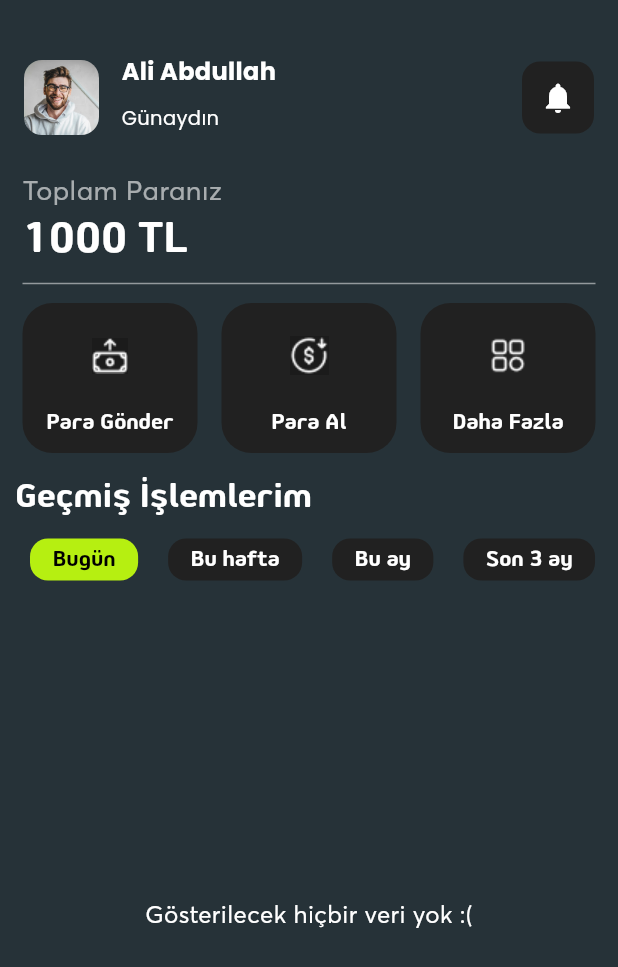
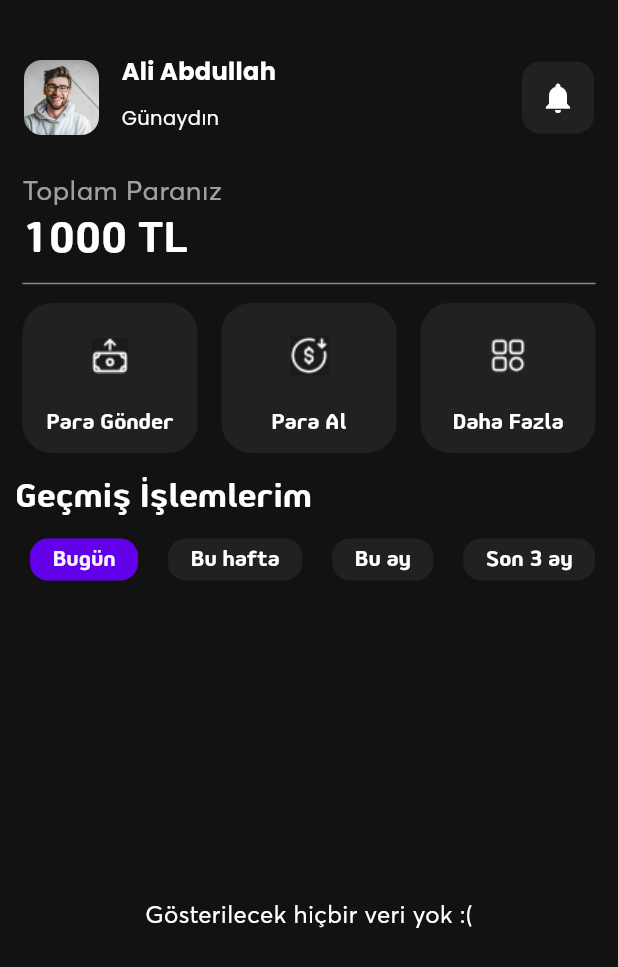
Before and after one commit to applusinc/apay, a Flutter app: the HomePage screen opened directly, on a phone screen of 412 x 824 dp. Shown: the top 967 px of the screen. Run offline on Flutter 3.47's test engine with Material 3 defaults, Android fonts, the phone set to English and light mode, and no system bars; our stand-ins replace rive.

Commit message:
Drawer Update

```diff
--- a/lib/components/animated_bar.dart
+++ b/lib/components/animated_bar.dart
@@ -1,3 +1,4 @@
+import 'package:apay/constants.dart';
 import 'package:flutter/material.dart';
 
 class AnimatedBar extends StatelessWidget {
@@ -16,7 +17,7 @@ class AnimatedBar extends StatelessWidget {
       height: isActivate ? 4 : 0,
       width: 20,
       decoration: BoxDecoration(
-          color: Colors.blue.shade300,
+          color: AppConst.primaryColor,
           borderRadius: BorderRadius.all(Radius.circular(12))),
     );
   }
--- a/lib/constants.dart
+++ b/lib/constants.dart
@@ -1,6 +1,36 @@
+import 'package:flutter/material.dart';
+
 class AppConst {
-  static String backgroundColor = "263238";
-  static String primaryColor = "B6EF11";
+  // static String backgroundColor = "263238";
+  // static String primaryColor = "B6EF11";
   static String splashTextColor = "FFFFFF";
   static int splashAnimDuration = 500;
+
+  static Color transFilterItemTextEnable = Colors.grey.shade100;
+  static Color itemColor = Colors.grey.shade900;
+    static Color avatarBackground = Colors.white24;
+      static Color avatar = Colors.white;
+
+
+  static const Color transFilterItemTextDisable = Colors.white;
+  static const Color bottomLayoutColor = Colors.black54;
+  static const Color primaryColor = Color(0xFF6200EA); // Primary color
+  static const Color onPrimaryColor =
+      Colors.white; // Text and icons on primary color
+
+  static const Color secondaryColor = Color(0xFF03DAC6); // Secondary color
+  static const Color onSecondaryColor =
+      Colors.black; // Text and icons on secondary color
+
+  static const Color errorColor = Colors.red; // Error color
+  static const Color onErrorColor =
+      Colors.white; // Text and icons on error color
+
+  static const Color backgroundColor = Color(0xFF121212); // Background color
+  static const Color onBackgroundColor =
+      Colors.white; // Text and icons on background color
+
+  static const Color surfaceColor =
+      Color(0xFF1E1E1E); // Surface color (cards, dialogs, etc.)
+  static const Color onSurfaceColor = Colors.white;
 }
--- a/lib/widgets/home_page.dart
+++ b/lib/widgets/home_page.dart
@@ -1,14 +1,13 @@
-// ignore_for_file: public_member_api_docs, sort_constructors_first
+// ignore_for_file: public_member_api_docs, sort_constructors_first, unused_import
 import 'package:apay/models/transaction_item.dart';
 import 'package:flutter/material.dart';
 import 'package:flutter/services.dart';
-import 'package:google_fonts/google_fonts.dart';
 
 import 'package:apay/classes/hex_color.dart';
 import 'package:apay/constants.dart';
 
 class HomePage extends StatefulWidget {
-  HomePage({super.key});
+  const HomePage({super.key});
 
   @override
   State<HomePage> createState() => _HomePageState();
@@ -33,7 +32,7 @@ class _HomePageState extends State<HomePage> {
       isLoading = true;
     });
 
-    Future.delayed(Duration(seconds: 2), () {
+    Future.delayed(const Duration(seconds: 2), () {
       setState(() {
         secilenItem = selectedItem;
         isLoading = false;
@@ -63,7 +62,7 @@ class _HomePageState extends State<HomePage> {
     List<TransactionItem> getFilteredHistory() {
       DateTime now = DateTime.now();
  DateTime todayStart = DateTime(now.year, now.month, now.day);
-  DateTime todayEnd = todayStart.add(Duration(days: 1));
+  DateTime todayEnd = todayStart.add(const Duration(days: 1));
       switch (secilenItem) {
         case 0: // Bugün (Today)
             return history.where((item) {
@@ -73,7 +72,7 @@ class _HomePageState extends State<HomePage> {
         case 1: // Bu hafta (This week)
           DateTime startOfWeek =
               now.subtract(Duration(days: now.weekday - 1)); // Monday
-          DateTime endOfWeek = startOfWeek.add(Duration(days: 7));
+          DateTime endOfWeek = startOfWeek.add(const Duration(days: 7));
 
           return history.where((item) {
             DateTime itemDate = _parseDate(item.date);
@@ -102,8 +101,8 @@ class _HomePageState extends State<HomePage> {
       }
     }
 
-    SystemChrome.setSystemUIOverlayStyle(SystemUiOverlayStyle(
-        statusBarColor: HexColor(AppConst.backgroundColor),
+    SystemChrome.setSystemUIOverlayStyle(const SystemUiOverlayStyle(
+        statusBarColor: AppConst.backgroundColor,
         statusBarIconBrightness: Brightness.light));
     return Scaffold(
       resizeToAvoidBottomInset: false,
@@ -114,64 +113,66 @@ class _HomePageState extends State<HomePage> {
             crossAxisAlignment: CrossAxisAlignment.start,
             children: [
               Container(
-                margin: EdgeInsets.only(top: 15),
+                margin: const EdgeInsets.only(top: 15),
                 decoration:
-                    BoxDecoration(color: HexColor(AppConst.backgroundColor)),
+                    const BoxDecoration(color: AppConst.backgroundColor),
                 child: SizedBox(
                   height: 100,
                   width: MediaQuery.of(context).size.width,
                   child: Padding(
-                    padding: EdgeInsets.all(16),
+                    padding: const EdgeInsets.all(16),
                     child: Row(
                       children: [
+
+
                         Container(
                           width: 50,
                           height: 50,
                           alignment: Alignment.center,
                           decoration: BoxDecoration(
                               borderRadius: BorderRadius.circular(12),
-                              image: DecorationImage(
+                              image: const DecorationImage(
                                   image: AssetImage(
                                       "assets/temp/home_profile.png"),
                                   fit: BoxFit.cover)),
                         ),
                         Container(
-                          margin: EdgeInsets.only(left: 15),
+                          margin: const EdgeInsets.only(left: 15),
                           child: Column(
                             crossAxisAlignment: CrossAxisAlignment.start,
                             children: [
                               Container(
-                                child: Text("Ali Abdullah",
+                                margin: const EdgeInsets.symmetric(vertical: 5),
+                                child: const Text("Ali Abdullah",
                                     style: TextStyle(
                                         fontFamily: 'poppins',
                                         fontWeight: FontWeight.w700,
-                                        color: Colors.white,
+
                                         fontSize: 16)),
-                                margin: EdgeInsets.symmetric(vertical: 5),
                               ),
                               Container(
-                                child: Text(
+                                margin: const EdgeInsets.symmetric(vertical: 5),
+                                child: const Text(
                                   "Günaydın",
                                   style: TextStyle(
                                       fontFamily: 'poppins',
-                                      color: Colors.white,
+
                                       fontSize: 13),
                                 ),
-                                margin: EdgeInsets.symmetric(vertical: 5),
                               ),
                             ],
                           ),
                         ),
-                        Spacer(),
+                        const Spacer(),
                         Container(
                             decoration: BoxDecoration(
-                                color: Colors.grey.shade900,
+                                color: AppConst.itemColor,
                                 borderRadius: BorderRadius.circular(12)),
                             child: IconButton(
                                 onPressed: () {},
-                                icon: Icon(
+                                icon: const Icon(
                                   Icons.notifications,
-                                  color: Colors.white,
+
                                 ))),
                       ],
                     ),
@@ -179,8 +180,8 @@ class _HomePageState extends State<HomePage> {
                 ),
               ),
               Container(
-                padding: EdgeInsets.symmetric(horizontal: 15),
-                child: Column(
+                padding: const EdgeInsets.symmetric(horizontal: 15),
+                child: const Column(
                   crossAxisAlignment: CrossAxisAlignment.start,
                   children: [
                     Opacity(
@@ -188,7 +189,7 @@ class _HomePageState extends State<HomePage> {
                       child: Text(
                         'Toplam Paranız',
                         style: TextStyle(
-                          color: Colors.white,
+
                           fontSize: 18,
                           fontFamily: 'averta',
                         ),
@@ -199,24 +200,30 @@ class _HomePageState extends State<HomePage> {
                       style: TextStyle(
                           fontFamily: 'jiho',
                           fontSize: 28,
-                          color: Colors.white),
+                         ),
                     )
                   ],
                 ),
               ),
-              Divider(
+              const Opacity(
+                opacity: 0.5,
+                child: Divider(
                     indent: 15,
                     endIndent: 15,
                     thickness: 1,
-                  color: Colors.white.withOpacity(0.5)),
+                    ),
+              ),
               Padding(
-                padding: EdgeInsets.symmetric(horizontal: 15, vertical: 5),
+                padding: const EdgeInsets.symmetric(horizontal: 15, vertical: 5),
                 child: Row(
                   children: [
                     Expanded(
                       flex: 1,
                       child: Container(
                         height: 100,
+                        decoration: BoxDecoration(
+                            borderRadius: BorderRadius.circular(20),
+                            color: AppConst.itemColor),
                         child: Padding(
                           padding: const EdgeInsets.all(10.0),
                           child: Column(
@@ -226,27 +233,27 @@ class _HomePageState extends State<HomePage> {
                                 height: 50,
                                 width: 50,
                               ),
-                              Spacer(),
-                              Text(
+                              const Spacer(),
+                              const Text(
                                 "Para Gönder",
                                 style: TextStyle(
-                                    color: Colors.white, fontFamily: 'jiho'),
+                                     fontFamily: 'jiho'),
                               )
                             ],
                           ),
                         ),
-                        decoration: BoxDecoration(
-                            borderRadius: BorderRadius.circular(20),
-                            color: Colors.grey.shade900),
                       ),
                     ),
-                    SizedBox(
+                    const SizedBox(
                       width: 16,
                     ),
                     Expanded(
                       flex: 1,
                       child: Container(
                         height: 100,
+                        decoration: BoxDecoration(
+                            borderRadius: BorderRadius.circular(20),
+                            color: AppConst.itemColor),
                         child: Padding(
                           padding: const EdgeInsets.all(10.0),
                           child: Column(
@@ -256,27 +263,27 @@ class _HomePageState extends State<HomePage> {
                                 height: 50,
                                 width: 50,
                               ),
-                              Spacer(),
-                              Text(
+                              const Spacer(),
+                              const Text(
                                 "Para Al",
                                 style: TextStyle(
-                                    color: Colors.white, fontFamily: 'jiho'),
+                                     fontFamily: 'jiho'),
                               )
                             ],
                           ),
                         ),
-                        decoration: BoxDecoration(
-                            borderRadius: BorderRadius.circular(20),
-                            color: Colors.grey.shade900),
                       ),
                     ),
-                    SizedBox(
+                    const SizedBox(
                       width: 16,
                     ),
                     Expanded(
                       flex: 1,
                       child: Container(
                         height: 100,
+                        decoration: BoxDecoration(
+                            borderRadius: BorderRadius.circular(20),
+                            color: AppConst.itemColor),
                         child: Padding(
                           padding: const EdgeInsets.all(10.0),
                           child: Column(
@@ -286,39 +293,36 @@ class _HomePageState extends State<HomePage> {
                                 height: 50,
                                 width: 50,
                               ),
-                              Spacer(),
-                              Text(
+                              const Spacer(),
+                              const Text(
                                 "Daha Fazla",
                                 style: TextStyle(
-                                    color: Colors.white, fontFamily: 'jiho'),
+                                     fontFamily: 'jiho'),
                               )
                             ],
                           ),
                         ),
-                        decoration: BoxDecoration(
-                            borderRadius: BorderRadius.circular(20),
-                            color: Colors.grey.shade900),
                       ),
                     )
                   ],
                 ),
               ),
-              Padding(
-                padding: const EdgeInsets.all(10.0),
+              const Padding(
+                padding: EdgeInsets.all(10.0),
                 child: Text(
                   "Geçmiş İşlemlerim",
                   style: TextStyle(
-                      color: Colors.white, fontSize: 22, fontFamily: 'jiho'),
+                       fontSize: 22, fontFamily: 'jiho'),
                 ),
               ),
               Container(
                 height: 30,
                 width: MediaQuery.of(context).size.width,
-                padding: EdgeInsets.symmetric(horizontal: 10),
+                padding: const EdgeInsets.symmetric(horizontal: 10),
                 child: ListView(
                   scrollDirection: Axis.horizontal,
                   children: [
-                    SizedBox(
+                    const SizedBox(
                       width: 10,
                     ),
                     GestureDetector(
@@ -333,7 +337,7 @@ class _HomePageState extends State<HomePage> {
                         isSecilen: secilenItem == 0,
                       ),
                     ),
-                    SizedBox(
+                    const SizedBox(
                       width: 20,
                     ),
                     GestureDetector(
@@ -348,7 +352,7 @@ class _HomePageState extends State<HomePage> {
                         isSecilen: secilenItem == 1,
                       ),
                     ),
-                    SizedBox(
+                    const SizedBox(
                       width: 20,
                     ),
                     GestureDetector(
@@ -363,7 +367,7 @@ class _HomePageState extends State<HomePage> {
                         isSecilen: secilenItem == 2,
                       ),
                     ),
-                    SizedBox(
+                    const SizedBox(
                       width: 20,
                     ),
                     GestureDetector(
@@ -378,7 +382,7 @@ class _HomePageState extends State<HomePage> {
                         isSecilen: secilenItem == 3,
                       ),
                     ),
-                    SizedBox(
+                    const SizedBox(
                       width: 20,
                     ),
                     GestureDetector(
@@ -396,19 +400,19 @@ class _HomePageState extends State<HomePage> {
                   ],
                 ),
               ),
-              SizedBox(
+              const SizedBox(
                 height: 10,
               ),
               Expanded(
                   child: isLoading
-                      ? Center(
+                      ? const Center(
                           child: CircularProgressIndicator(),
                         )
                       : getFilteredHistory().length == 0
-                          ? Center(
+                          ? const Center(
                               child: Text(
                                 "Gösterilecek hiçbir veri yok :(",
-                                style: TextStyle(color: Colors.white,
+                                style: TextStyle(
                                 fontSize: 16, fontFamily: 'averta'),
                               ),
                             )
@@ -425,6 +429,7 @@ class _HomePageState extends State<HomePage> {
   }
 }
 
+// ignore: must_be_immutable
 class TransfilterItem extends StatelessWidget {
   String label;
   bool isSecilen;
@@ -441,14 +446,14 @@ class TransfilterItem extends StatelessWidget {
         decoration: BoxDecoration(
             borderRadius: BorderRadius.circular(12),
             color: isSecilen
-                ? HexColor(AppConst.primaryColor)
-                : Colors.grey.shade900),
+                ? AppConst.primaryColor
+                : AppConst.itemColor),
         child: Padding(
           padding: const EdgeInsets.symmetric(horizontal: 15, vertical: 4),
           child: Text(
-            "$label",
+            label,
             style: TextStyle(
-                color: isSecilen ? Colors.black : Colors.white,
+                color: isSecilen ? AppConst.transFilterItemTextEnable : AppConst.transFilterItemTextDisable,
                 fontFamily: 'jiho'),
           ),
         ),
@@ -457,6 +462,7 @@ class TransfilterItem extends StatelessWidget {
   }
 }
 
+// ignore: must_be_immutable
 class TransItem extends StatelessWidget {
   TransactionItem data;
   TransItem({
@@ -469,7 +475,7 @@ class TransItem extends StatelessWidget {
     return Column(
       children: [
         Container(
-          padding: EdgeInsets.symmetric(horizontal: 10, vertical: 5),
+          padding: const EdgeInsets.symmetric(horizontal: 10, vertical: 5),
           child: Row(
             children: [
               getImageWidget(data.image),
@@ -482,28 +488,31 @@ class TransItem extends StatelessWidget {
                       children: [
                         Text(
                           "${data.title}" " ·",
-                          style: TextStyle(
-                              color: Colors.white,
+                          style: const TextStyle(
+
                               fontFamily: "poppins",
                               fontSize: 14,
                               fontWeight: FontWeight.w700),
                         ),
-                        SizedBox(
+                        const SizedBox(
                           width: 10,
                         ),
-                        Text(
-                          "${data.date}",
-                          style: TextStyle(
-                              color: Colors.white.withOpacity(0.6),
+                        Opacity(
+                          opacity: 0.6,
+                          child: Text(
+                            data.date,
+                            style: const TextStyle(
+
                                 fontFamily: "poppins",
                                 fontSize: 12,
                                 fontStyle: FontStyle.italic),
+                          ),
                         )
                       ]),
                   Text(
-                    "${data.subtitle}",
-                    style: TextStyle(
-                      color: Colors.white,
+                    data.subtitle,
+                    style: const TextStyle(
+
                       fontFamily: "poppins",
                       fontSize: 14,
                     ),
@@ -513,12 +522,12 @@ class TransItem extends StatelessWidget {
               Expanded(
                   child: Center(
                 child: Padding(
-                    padding: EdgeInsets.only(top: 10),
+                    padding: const EdgeInsets.only(top: 10),
                     child: Text(
                       "${data.isCost ? "-${data.amount.toStringAsFixed(2)}" : "+${data.amount.toStringAsFixed(2)}"}"
                       " TL",
-                      style: TextStyle(
-                          color: Colors.white,
+                      style: const TextStyle(
+
                           fontSize: 14,
                           fontFamily: 'jiho'),
                     )),
@@ -526,7 +535,7 @@ class TransItem extends StatelessWidget {
             ],
           ),
         ),
-        Divider(
+        const Divider(
           indent: 12,
           endIndent: 12,
         )
@@ -575,7 +584,7 @@ class TransItem extends StatelessWidget {
           },
           errorBuilder:
               (BuildContext context, Object error, StackTrace? stackTrace) {
-            return Text('Error loading image');
+            return const Text('Error loading image');
           },
         ),
       );
--- a/lib/widgets/splash_page.dart
+++ b/lib/widgets/splash_page.dart
@@ -34,13 +34,13 @@ class _SplashScreenState extends State<SplashScreen> {
   @override
   Widget build(BuildContext context) {
     SystemChrome.setSystemUIOverlayStyle(SystemUiOverlayStyle(
-      statusBarColor: HexColor(AppConst.backgroundColor),
+      statusBarColor: AppConst.backgroundColor,
       statusBarIconBrightness: Brightness.light,
     ));
 
     return Scaffold(
       body: Container(
-        color: HexColor(AppConst.backgroundColor),
+        color: AppConst.backgroundColor,
         child: Center(
           child: AnimatedOpacity(
             opacity: opacityValue,
--- a/pubspec.yaml
+++ b/pubspec.yaml
@@ -62,7 +62,7 @@ flutter:
 
   # To add assets to your application, add an assets section, like this:
   assets:
-   - assets/animicons/little_icons.riv
+   - assets/animicons/
    - assets/temp/
    - assets/images/
   fonts:
```
Also changed, not shown: lib/classes/material_color.dart (added, +23 -0 lines), lib/components/side_menu.dart (added, +99 -0 lines), lib/main.dart (+23 -5 lines), lib/models/hive_assets.dart (+17 -5 lines), lib/widgets/card_info.dart (added, +28 -0 lines), lib/widgets/main_menu.dart (+102 -14 lines), lib/widgets/menu_button.dart (added, +37 -0 lines), lib/widgets/side_menu_tile.dart (added, +62 -0 lines), 1 other file. Lines whose indentation alone changed are shown as unchanged.
